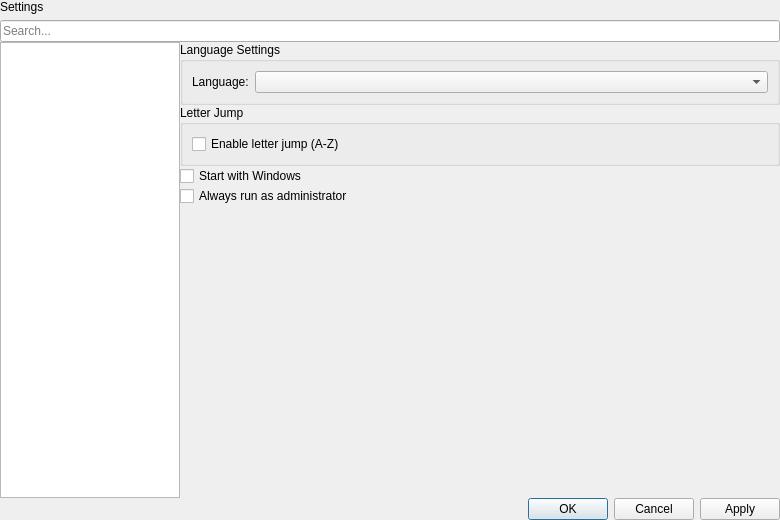
The window that ui/SettingsDialog.ui (Hendrix4858/AltTaber) describes before a commit, drawn with Qt 5.
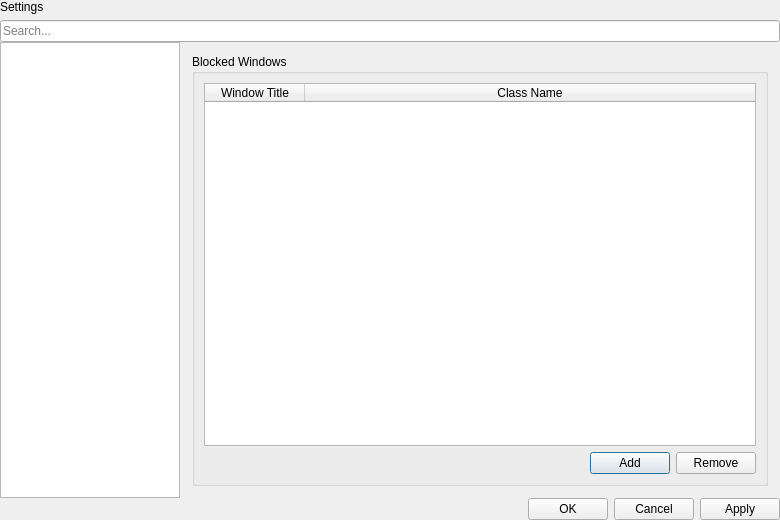
The same window after the commit. The open tabs and pages were chosen to show the change.

Commit message: [Feature]Theme system, blocked windows, Alt+` window focus mode

Patch:
```diff
--- a/ui/SettingsDialog.ui
+++ b/ui/SettingsDialog.ui
@@ -279,6 +279,85 @@
          </item>
         </layout>
        </widget>
+        <widget class="QWidget" name="blockedPage">
+         <layout class="QVBoxLayout" name="blockedLayout">
+          <property name="leftMargin">
+           <number>12</number>
+          </property>
+          <property name="topMargin">
+           <number>12</number>
+          </property>
+          <property name="rightMargin">
+           <number>12</number>
+          </property>
+          <property name="bottomMargin">
+           <number>12</number>
+          </property>
+          <item>
+           <widget class="QGroupBox" name="blockedGroup">
+            <property name="title">
+             <string>Blocked Windows</string>
+            </property>
+            <layout class="QVBoxLayout" name="blockedGroupLayout">
+             <item>
+              <widget class="QTableWidget" name="blockedTable">
+               <property name="selectionBehavior">
+                <enum>QAbstractItemView::SelectionBehavior::SelectRows</enum>
+               </property>
+               <property name="columnCount">
+                <number>2</number>
+               </property>
+               <attribute name="horizontalHeaderStretchLastSection">
+                <bool>true</bool>
+               </attribute>
+               <column>
+                <property name="text">
+                 <string>Window Title</string>
+                </property>
+               </column>
+               <column>
+                <property name="text">
+                 <string>Class Name</string>
+                </property>
+               </column>
+              </widget>
+             </item>
+             <item>
+              <layout class="QHBoxLayout" name="blockedBtnLayout">
+               <item>
+                <spacer name="blockedBtnSpacer">
+                 <property name="orientation">
+                  <enum>Qt::Orientation::Horizontal</enum>
+                 </property>
+                 <property name="sizeHint" stdset="0">
+                  <size>
+                   <width>40</width>
+                   <height>20</height>
+                  </size>
+                 </property>
+                </spacer>
+               </item>
+               <item>
+                <widget class="QPushButton" name="btnAddBlocked">
+                 <property name="text">
+                  <string>Add</string>
+                 </property>
+                </widget>
+               </item>
+               <item>
+                <widget class="QPushButton" name="btnRemoveBlocked">
+                 <property name="text">
+                  <string>Remove</string>
+                 </property>
+                </widget>
+               </item>
+              </layout>
+             </item>
+            </layout>
+           </widget>
+          </item>
+         </layout>
+        </widget>
        <widget class="QWidget" name="aboutPage">
         <layout class="QVBoxLayout" name="aboutLayout">
          <property name="leftMargin">
```
Left out of the diff: 33 changed lines with no effect on the pictures. Lines whose indentation alone changed are shown as unchanged. The commit also changes 17 other files.
